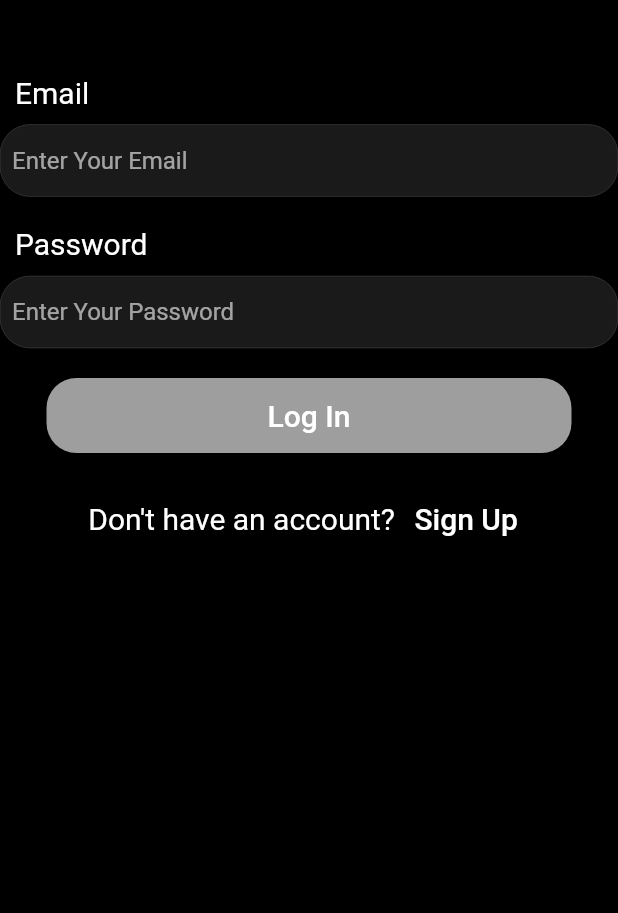
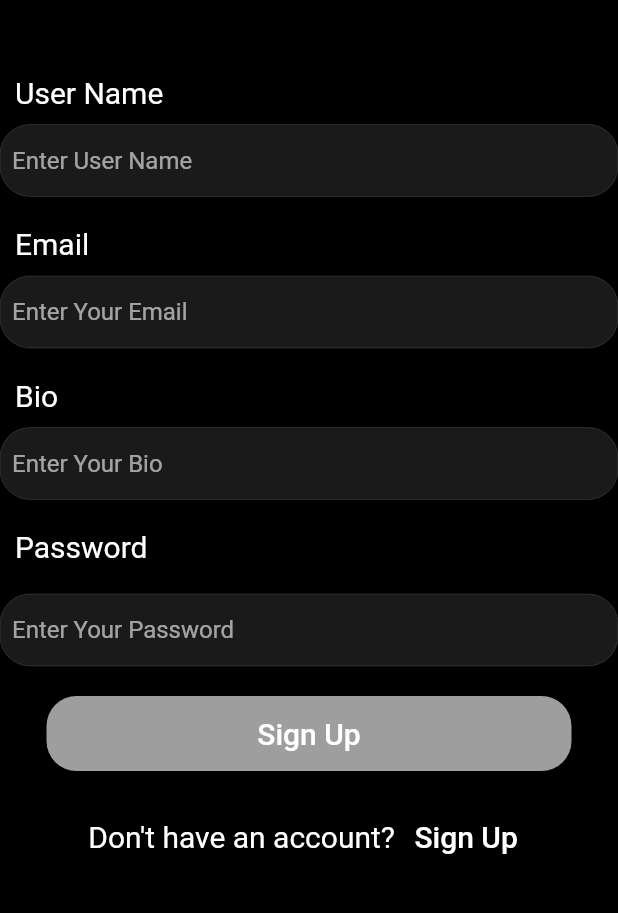
Before and after one commit to BUFONJOKER/Bufon-Instagram-Flutter-App, a Flutter app: the screen it shows after launch, on a phone screen of 412 x 824 dp, the part 300-1213 px from its top. Run offline on Flutter 3.47's test engine with Material 2 defaults, Android fonts, the phone set to English and light mode, and no system bars; our stand-ins replace firebase_core, flutter_svg; accounts and stored records are empty.

Commit message:
sign up screen created

```diff
--- a/lib/main.dart
+++ b/lib/main.dart
@@ -5,6 +5,7 @@ import 'package:bufoninstagram_flutter/responsive/responsive_layout.dart';
 import 'package:bufoninstagram_flutter/responsive/web_screen_layout.dart';
 import 'package:bufoninstagram_flutter/utilities/colors.dart';
 import 'package:firebase_core/firebase_core.dart';
+import 'package:bufoninstagram_flutter/screens/signup_screen.dart';
 
 
 void main() async {
@@ -37,7 +38,7 @@ class MyApp extends StatelessWidget {
       //   webScreenLayout: WebScreenLayout(),
       // ),
 
-      home: const LogInScreen(),
+      home: const SignUpScreen(),
     );
   }
 }
--- a/lib/screens/signup_screen.dart
+++ b/lib/screens/signup_screen.dart
@@ -0,0 +1,210 @@
+import 'package:bufoninstagram_flutter/widgets/text_field_input.dart';
+import 'package:flutter/material.dart';
+import 'package:flutter_svg/flutter_svg.dart';
+import 'dart:developer';
+
+class SignUpScreen extends StatefulWidget {
+  const SignUpScreen({super.key});
+
+  @override
+  State<SignUpScreen> createState() => _SignUpScreenState();
+}
+
+class _SignUpScreenState extends State<SignUpScreen> {
+  String assetName = 'assets/instagram_logo.svg';
+  final TextEditingController userNameController = TextEditingController();
+  final TextEditingController emailController = TextEditingController();
+  final TextEditingController passwordController = TextEditingController();
+  final TextEditingController bioController = TextEditingController();
+
+  @override
+  void dispose() {
+    emailController.dispose();
+    passwordController.dispose();
+    super.dispose();
+  }
+
+  @override
+  Widget build(BuildContext context) {
+    return Scaffold(
+      body: Container(
+        padding: const EdgeInsets.fromLTRB(0, 100, 0, 0),
+        child: SingleChildScrollView(
+          child: Center(
+            child: Column(
+              crossAxisAlignment: CrossAxisAlignment.center,
+              children: [
+                SvgPicture.asset(
+                  assetName,
+                  height: 100,
+                  colorFilter:
+                      const ColorFilter.mode(Colors.white, BlendMode.srcIn),
+                ),
+                const SizedBox(
+                  height: 50,
+                ),
+                const Row(
+                  mainAxisAlignment: MainAxisAlignment.start,
+                  children: [
+                    Padding(
+                      padding: EdgeInsets.fromLTRB(10, 0, 0, 0),
+                    ),
+                    Text(
+                      'User Name',
+                      style: TextStyle(
+                        color: Colors.white,
+                        fontSize: 20,
+                      ),
+                    ),
+                  ],
+                ),
+                const SizedBox(
+                  height: 10,
+                ),
+
+                //userName input
+                TextFieldInput(
+                    textEditingController: userNameController,
+                    hintText: 'Enter User Name',
+                    textInputType: TextInputType.text),
+                const SizedBox(
+                  height: 20,
+                ),
+                const Row(
+                  mainAxisAlignment: MainAxisAlignment.start,
+                  children: [
+                    Padding(
+                      padding: EdgeInsets.fromLTRB(10, 0, 0, 0),
+                    ),
+                    Text(
+                      'Email',
+                      style: TextStyle(
+                        color: Colors.white,
+                        fontSize: 20,
+                      ),
+                    ),
+                  ],
+                ),
+
+                const SizedBox(
+                  height: 10,
+                ),
+
+                //email input
+                TextFieldInput(
+                    textEditingController: emailController,
+                    hintText: 'Enter Your Email',
+                    isPass: true,
+                    textInputType: TextInputType.emailAddress),
+                const SizedBox(
+                  height: 20,
+                ),
+
+                const Row(
+                  mainAxisAlignment: MainAxisAlignment.start,
+                  children: [
+                    Padding(padding: EdgeInsets.fromLTRB(10, 0, 0, 5)),
+                    Text(
+                      'Bio',
+                      style: TextStyle(
+                        color: Colors.white,
+                        fontSize: 20,
+                      ),
+                    ),
+                  ],
+                ),
+
+                const SizedBox(
+                  height: 10,
+                ),
+
+                //bio input
+                TextFieldInput(
+                    textEditingController: bioController,
+                    hintText: 'Enter Your Bio',
+                    isPass: true,
+                    textInputType: TextInputType.text),
+                const SizedBox(
+                  height: 20,
+                ),
+
+                const Row(
+                  mainAxisAlignment: MainAxisAlignment.start,
+                  children: [
+                    Padding(padding: EdgeInsets.fromLTRB(10, 0, 0, 0)),
+                    Text(
+                      'Password',
+                      style: TextStyle(
+                        color: Colors.white,
+                        fontSize: 20,
+                      ),
+                    ),
+                  ],
+                ),
+
+                const SizedBox(
+                  height: 20,
+                ),
+
+                TextFieldInput(
+                    textEditingController: passwordController,
+                    hintText: 'Enter Your Password',
+                    isPass: true,
+                    textInputType: TextInputType.visiblePassword),
+                const SizedBox(
+                  height: 20,
+                ),
+                TextButton(
+                  onPressed: () {
+                    log("Sign Up");
+                  },
+                  style: TextButton.styleFrom(
+                    backgroundColor: Colors.grey,
+                    minimumSize: const Size(350, 50),
+                    shape: RoundedRectangleBorder(
+                      borderRadius: BorderRadius.circular(20),
+                    ),
+                  ),
+                  child: const Text(
+                    'Sign Up',
+                    style: TextStyle(
+                      fontSize: 20,
+                      color: Colors.white,
+                    ),
+                  ),
+                ),
+                const SizedBox(
+                  height: 20,
+                ),
+                Row(
+                  mainAxisAlignment: MainAxisAlignment.center,
+                  children: [
+                    const Text(
+                      'Don\'t have an account? ',
+                      style: TextStyle(
+                        color: Colors.white,
+                        fontSize: 20,
+                      ),
+                    ),
+                    TextButton(
+                      onPressed: () {
+                        log('Sign Up');
+                      },
+                      child: const Text(
+                        'Sign Up',
+                        style: TextStyle(
+                          fontSize: 20,
+                          color: Colors.white,
+                        ),
+                      ),
+                    )
+                  ],
+                ),
+              ],
+            ),
+          ),
+        ),
+      ),
+    );
+  }
+}
```
